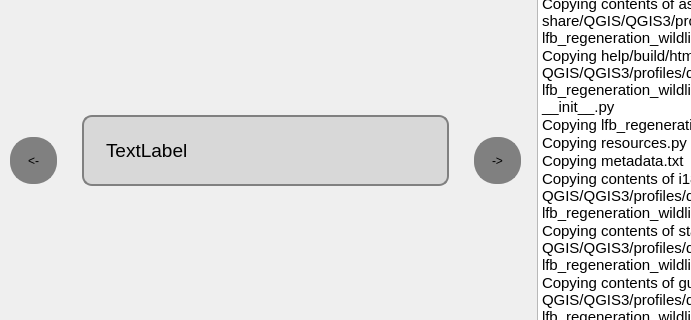
b-lack/qgis-fim-plugin, file lfb_regeneration_wildlife_impact/gui/form/views/tab_default.ui: the form before one commit; both pictures show x 0 to 691 and y 290 to 610 of the 921 by 902 pixel window.
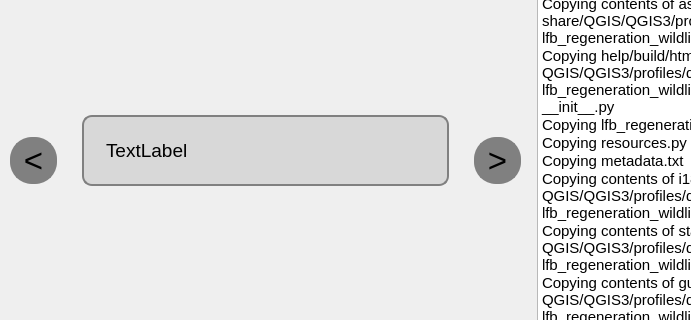
The form after the commit.

The edit to the form file:
```diff
--- a/lfb_regeneration_wildlife_impact/gui/form/views/tab_default.ui
+++ b/lfb_regeneration_wildlife_impact/gui/form/views/tab_default.ui
@@ -34,6 +34,11 @@
    </property>
    <item>
     <widget class="QToolButton" name="toolButton_2">
+     <property name="font">
+      <font>
+       <pointsize>25</pointsize>
+      </font>
+     </property>
      <property name="styleSheet">
       <string notr="true">margin: 10px;
 padding: 10px;
@@ -44,7 +49,7 @@
 height: 20px;</string>
      </property>
      <property name="text">
-      <string>&lt;-</string>
+      <string>&lt;</string>
      </property>
     </widget>
    </item>
@@ -166,6 +171,11 @@
    </item>
    <item>
     <widget class="QToolButton" name="toolButton">
+     <property name="font">
+      <font>
+       <pointsize>25</pointsize>
+      </font>
+     </property>
      <property name="styleSheet">
       <string notr="true">margin: 10px;
 padding: 10px;
@@ -176,7 +186,7 @@
 height: 20px;</string>
      </property>
      <property name="text">
-      <string>-&gt;</string>
+      <string>&gt;</string>
      </property>
     </widget>
    </item>
```
